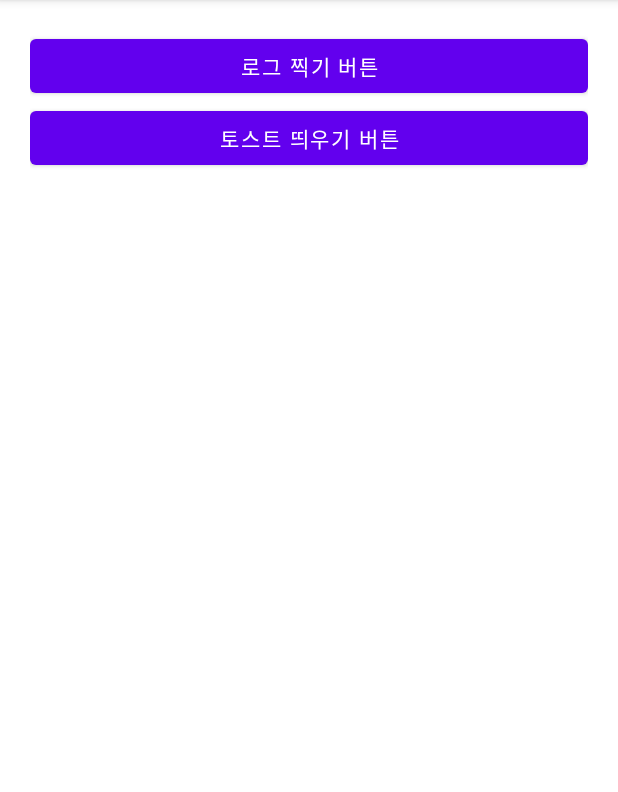
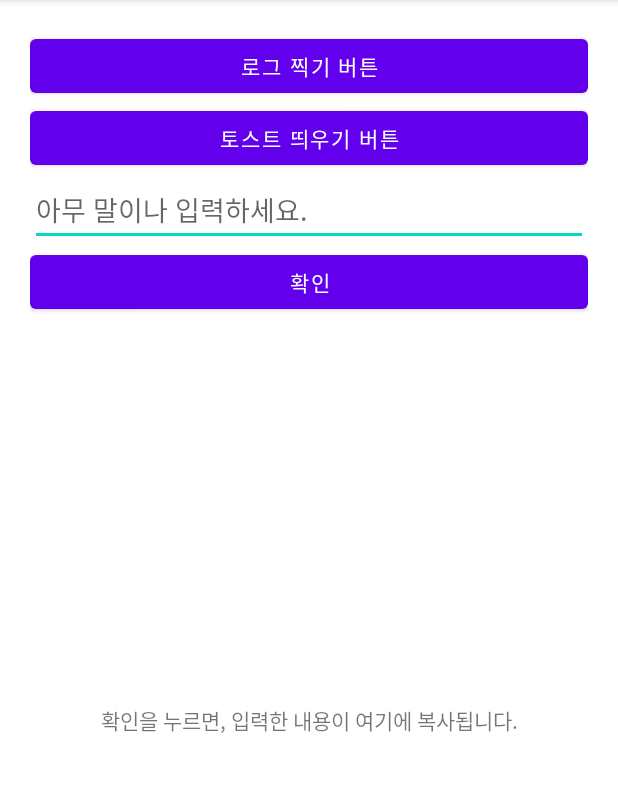
Before and after one commit to nepp-plus/KotlinBasic_20211113, an Android app: the screen it shows after launch (MainActivity), on a phone screen of 412 x 824 dp, the part 84-876 px from its top. Run offline under Robolectric (Android 15) with nearby library versions, the phone set to English and light mode, and no system bars.

Commit message:
확인 눌리면 이벤트처리  - EditText의 text를 String 으로 변환해서 변수에 저장. (get)
 - TextView의 text에 입력문구를 대입. (set)

```diff
--- a/app/src/main/java/com/neppplus/kotlinbasic_20211113/MainActivity.kt
+++ b/app/src/main/java/com/neppplus/kotlinbasic_20211113/MainActivity.kt
@@ -31,6 +31,23 @@ class MainActivity : AppCompatActivity() {
 
         }
 
+        btnOk.setOnClickListener {
+
+//            확인 버튼이 눌리면 실행해줄 일.
+
+//            1. edtContent 에 타이핑 해준 문구 (text) 가 무엇인가? -> 변수에 저장.
+
+//            EditText의  text 속성에 들어있는 값을 String 형태로 변환해서 변수에 저장.
+//            String 변환 :  String이 다루기 편함.
+            val inputContent =  edtContent.text.toString()
+
+//            2. txtContent 에 변수에 저장해둔 문구를 -> text속성에 대입. (문구 변경)
+
+            txtContent.text  =  inputContent
+
+
+        }
+
     }
 
 }
--- a/app/src/main/res/layout/activity_main.xml
+++ b/app/src/main/res/layout/activity_main.xml
@@ -20,5 +20,24 @@
         android:layout_height="wrap_content"
         android:text="토스트 띄우기 버튼" />
 
+    <EditText
+        android:id="@+id/edtContent"
+        android:layout_width="match_parent"
+        android:layout_height="wrap_content"
+        android:hint="아무 말이나 입력하세요." />
+
+    <Button
+        android:id="@+id/btnOk"
+        android:layout_width="match_parent"
+        android:layout_height="wrap_content"
+        android:text="확인" />
+
+    <TextView
+        android:id="@+id/txtContent"
+        android:layout_width="match_parent"
+        android:gravity="center"
+        android:layout_height="match_parent"
+        android:text="확인을 누르면, 입력한 내용이 여기에 복사됩니다." />
+
 
 </LinearLayout>
```
